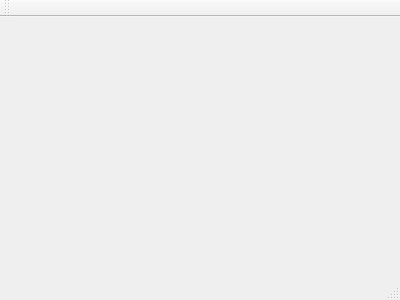
Qt form mainwindow.ui (bartonu4/private_server) before a commit.
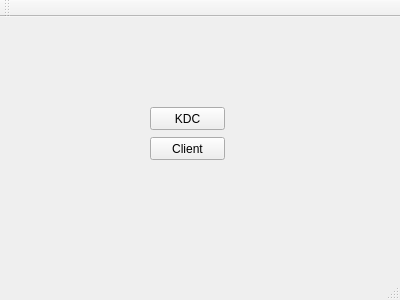
The same form after that commit.

Commit message: add client base interface

Diff of the .ui file:
```diff
--- a/mainwindow.ui
+++ b/mainwindow.ui
@@ -12,13 +12,55 @@
   <property name="windowTitle" >
    <string>MainWindow</string>
   </property>
-  <widget class="QMenuBar" name="menuBar" />
-  <widget class="QToolBar" name="mainToolBar" />
-  <widget class="QWidget" name="centralWidget" />
-  <widget class="QStatusBar" name="statusBar" />
+  <widget class="QWidget" name="centralWidget">
+   <widget class="QPushButton" name="kdcButton">
+    <property name="geometry">
+     <rect>
+      <x>150</x>
+      <y>90</y>
+      <width>75</width>
+      <height>23</height>
+     </rect>
+    </property>
+    <property name="text">
+     <string>KDC</string>
+    </property>
+   </widget>
+   <widget class="QPushButton" name="clientButton">
+    <property name="geometry">
+     <rect>
+      <x>150</x>
+      <y>120</y>
+      <width>75</width>
+      <height>23</height>
+     </rect>
+    </property>
+    <property name="text">
+     <string>Client</string>
+    </property>
+   </widget>
+  </widget>
+  <widget class="QMenuBar" name="menuBar">
+   <property name="geometry">
+    <rect>
+     <x>0</x>
+     <y>0</y>
+     <width>400</width>
+     <height>21</height>
+    </rect>
+   </property>
+  </widget>
+  <widget class="QToolBar" name="mainToolBar">
+   <attribute name="toolBarArea">
+    <enum>TopToolBarArea</enum>
+   </attribute>
+   <attribute name="toolBarBreak">
+    <bool>false</bool>
+   </attribute>
+  </widget>
+  <widget class="QStatusBar" name="statusBar"/>
  </widget>
- <layoutDefault spacing="6" margin="11" />
- <pixmapfunction></pixmapfunction>
+ <layoutdefault spacing="6" margin="11"/>
  <resources/>
  <connections/>
 </ui>
```
Left out of the diff: 7 changed lines with no effect on the pictures. The commit also changes 6 other files.
